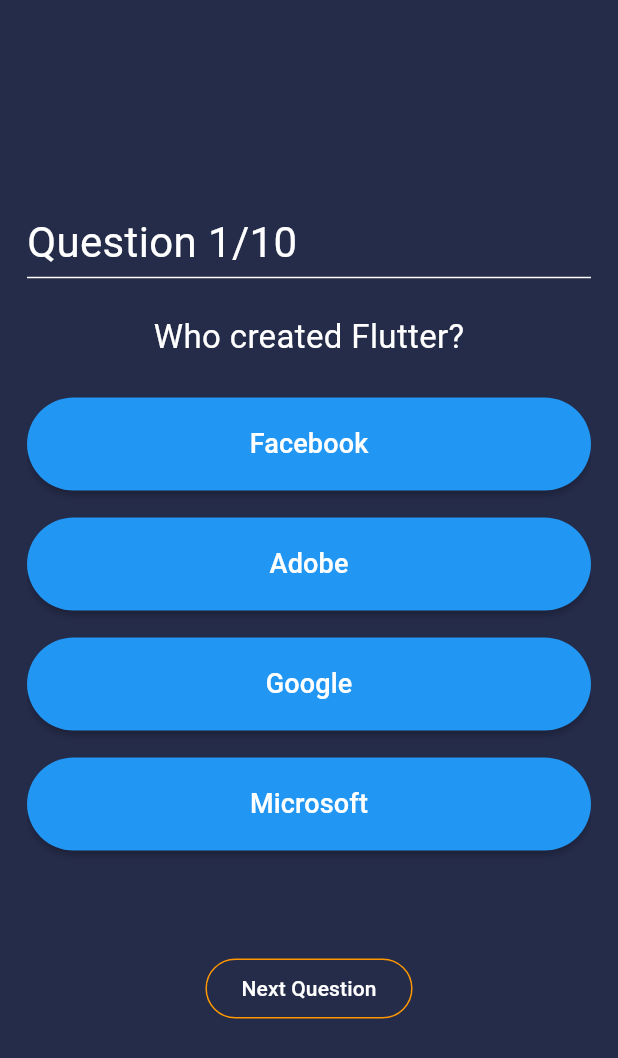
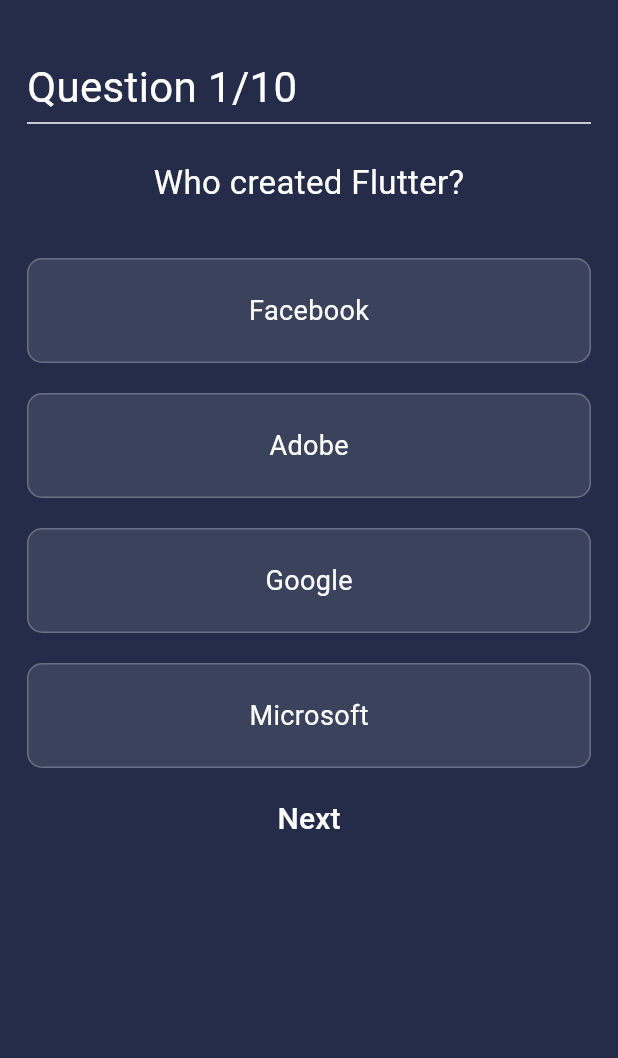
Before and after one commit to umrahzadisw18/FlutterQuizz, a Flutter app: the MyHomePage screen opened directly, on a phone screen of 412 x 824 dp. Shown: the top 1058 px of the screen. Run offline on Flutter 3.47's test engine with Material 2 defaults, Android fonts, the phone set to English and light mode, and no system bars; network calls fail.

```diff
--- /dev/null
+++ b/lib/answer_card.dart
@@ -0,0 +1,97 @@
+import 'package:flutter/material.dart';
+
+class AnswerCard extends StatelessWidget {
+  final String question;
+  final bool isSelected;
+  final int currentIndex;
+  final int? correctAnswerIndex;
+  final int? selectedAnswerIndex;
+
+  AnswerCard(
+      {super.key,
+      required this.question,
+      required this.isSelected,
+      required this.currentIndex,
+      this.correctAnswerIndex,
+      this.selectedAnswerIndex});
+
+  @override
+  Widget build(BuildContext context) {
+    bool iscorrectAnswer = currentIndex == correctAnswerIndex;
+    bool isWrongAnswer = !iscorrectAnswer && isSelected;
+    return Padding(
+      padding: EdgeInsets.symmetric(vertical: 10),
+      child: selectedAnswerIndex != null
+          ? Container(
+              height: 70,
+              padding: EdgeInsets.all(16),
+              decoration: BoxDecoration(
+                  color: Colors.white10,
+                  borderRadius: BorderRadius.circular(10),
+                  border: Border.all(
+                      color: iscorrectAnswer
+                          ? Colors.green
+                          : isWrongAnswer
+                              ? Colors.red
+                              : Colors.white24)),
+              child: Row(
+                children: [
+                  Expanded(
+                      child: Center(
+                    child: Text(
+                      question,
+                      style: TextStyle(fontSize: 18, color: Colors.white),
+                    ),
+                  )),
+                    SizedBox(
+                    height: 10,
+                  ),
+                  iscorrectAnswer
+                      ? buildCorrectIcon()
+                      : isWrongAnswer
+                          ? buildWrongIcon()
+                          : SizedBox.shrink(),
+                ],
+              ),
+            )
+          : Container(
+              height: 70,
+              padding: EdgeInsets.all(16),
+              decoration: BoxDecoration(
+                  color: Colors.white10,
+                  borderRadius: BorderRadius.circular(10),
+                  border: Border.all(color: Colors.white24)),
+              child: Row(
+                children: [
+                  Expanded(
+                      child: Center(
+                    child: Text(
+                      question,
+                      style: TextStyle(fontSize: 18, color: Colors.white),
+                    ),
+                  )),
+
+                ],
+              ),
+            ),
+    );
+  }
+}
+
+Widget buildCorrectIcon() => CircleAvatar(
+      radius: 15,
+      backgroundColor: Colors.green,
+      child: Icon(
+        Icons.check,
+        color: Colors.white,
+      ),
+    );
+
+Widget buildWrongIcon() => CircleAvatar(
+      radius: 15,
+      backgroundColor: Colors.red,
+      child: Icon(
+        Icons.close,
+        color: Colors.white,
+      ),
+    );
--- a/lib/data/data.dart
+++ b/lib/data/data.dart
@@ -3,85 +3,95 @@ import 'package:quiz_app/model/question.dart';
 List<QuestionModel> questions = [
   QuestionModel(
     "Who created Flutter?",
-    {"Facebook": false, "Adobe": false, "Google": true, "Microsoft": false},
+    ["Facebook", "Adobe", "Google", "Microsoft"],
+    2,
   ),
   QuestionModel(
     "What is Flutter?",
-    {
-      "Android Development Kit": false,
-      "Ios Development Kit": false,
-      "Web Development Kit": false,
-      "SDK to build beautiful IOS, Android, Web & Desktop Native Apps": true
-    },
+    [
+      "Android Development Kit",
+      "Ios Development Kit",
+      "Web Development Kit",
+      "SDK to build beautiful IOS, Android, Web & Desktop Native Apps"
+    ],
+    3
   ),
   QuestionModel(
     "Which programming language is used by Flutter?",
-    {
-      "Ruby": false,
-      "Dart": true,
-      "C++": false,
-      "Kotlin": false,
-    },
+    [
+      "Ruby",
+      "Dart",
+      "C++",
+      "Kotlin",
+    ],
+    1
   ),
   QuestionModel(
     "Who created Dart programming language?",
-    {
-      "Lars Bak and Kasper Lund": true,
-      "Brendan Eich": false,
-      "Bjarne Stroustrup": false,
-      "Jeremy Ashkenas": false,
-    },
+    [
+      "Lars Bak and Kasper Lund",
+      "Brendan Eich",
+      "Bjarne Stroustrup",
+      "Jeremy Ashkenas",
+    ],
+    0
   ),
   QuestionModel(
     "Is Flutter for Web and Desktop available in stable version?",
-    {
-      "Yes": false,
-      "No": true,
-    },
+    [
+      "Yes",
+      "No",
+    ],
+    1
   ),
   QuestionModel(
     "How many types of widgets are there in Flutter?",
-    {
-      "6": false,
-      "4": false,
-      "2": true,
-      "8": false,
-    },
+    [
+      "6",
+      "4",
+      "2",
+      "8",
+    ],
+    2
   ),
   QuestionModel(
     "Which function will return the widgets attached to the screen as a root of the widget tree to be rendered on screen?",
-    {
-      "main()": false,
-      "runApp()": true,
-      "container": false,
-      "root()": false,
-    },
+    [
+      "main()",
+      "runApp()",
+      "container",
+      "root()",
+    ],
+    1
   ),
   QuestionModel(
     "Which component allows us to specify the distance between widgets on the screen?",
-    {
-      "SafeArea": false,
-      "table": false,
-      "sizedbox": true,
-      "Appbar": false,
-    },
+    [
+      "SafeArea",
+      "table",
+      "sizedbox",
+      "Appbar",
+    ],
+    2
   ),
   QuestionModel(
     "What command would you run to verify your Flutter install and ensure your environment is set up correctly?",
-    {
-      "Flutter run": false,
-      "Flutter build": false,
-      "Flutter help": false,
-      "Flutter doctor": true,
-    },
+    [
+      "Flutter run",
+      "Flutter build",
+      "Flutter help",
+      "Flutter doctor",
+    ],
+    3
   ),
   QuestionModel(
     "Which release mode will not contain any debugging data when run?",
-    {
-      "Profile": false,
-      "Release": true,
-      "Debug": false,
-      "Test": false,
-    },
+    [
+      "Profile",
+      "Release",
+      "Debug",
+      "Test",
+    ],
+    1
   ),
 ];
--- a/lib/main.dart
+++ b/lib/main.dart
@@ -1,4 +1,5 @@
 import 'package:flutter/material.dart';
+import 'package:quiz_app/answer_card.dart';
 import 'package:quiz_app/data/data.dart';
 import 'package:quiz_app/result_screen.dart';
 import 'package:quiz_app/splash_screen.dart';
@@ -20,7 +21,7 @@ class MyApp extends StatelessWidget {
         colorScheme: ColorScheme.fromSeed(seedColor: Colors.deepPurple),
         useMaterial3: true,
       ),
-      home:  SplashScreen(),
+      home: SplashScreen(),
     );
   }
 }
@@ -33,37 +34,48 @@ class MyHomePage extends StatefulWidget {
 }
 
 class _MyHomePageState extends State<MyHomePage> {
-  PageController? _controller = PageController(initialPage: 0);
-  bool isPressed = false;
-  Color isTrue = Colors.green;
-  Color isFalse = Colors.red;
-  Color btncolor = Colors.blue;
+  // PageController? _controller = PageController(initialPage: 0);
+  // bool isPressed = false;
+  int? selectedAnswerIndex;
+  int quesionIndex = 0;
   int score = 0;
+
+  void pickAnswer(int value) {
+    selectedAnswerIndex = value;
+    final question = questions[quesionIndex];
+    if (selectedAnswerIndex == question.correctAnswerIndex) {
+      score ++;
+    }
+    setState(() {});
+  }
+
+  void goToNextQuestion() {
+    if (quesionIndex < questions.length - 1) {
+      quesionIndex++;
+      selectedAnswerIndex = null;
+    }
+    setState(() {});
+  }
+
   @override
   Widget build(BuildContext context) {
+    final question = questions[quesionIndex];
+    bool isLastQuestion = quesionIndex == questions.length - 1;
     return Scaffold(
-      backgroundColor: Color(0xFF252c4a),
-      body: Padding(
-        padding: EdgeInsets.all(18.0),
-        child: PageView.builder(
-            physics: NeverScrollableScrollPhysics(),
-            controller: _controller!,
-            onPageChanged: (page) {
-              setState(() {
-                isPressed = false;
-              });
-            },
-            itemCount: questions.length,
-            itemBuilder: (context, index) {
-              return Expanded(
+        backgroundColor: Color(0xFF252c4a),
+        body: SingleChildScrollView(
+          child: Padding(
+              padding: EdgeInsets.all(18.0),
+              child: Expanded(
                 child: Column(
                   mainAxisAlignment: MainAxisAlignment.center,
                   crossAxisAlignment: CrossAxisAlignment.center,
                   children: [
+                    SizedBox(height: 20,),
                     SizedBox(
                       width: double.infinity,
                       child: Text(
-                        "Question ${index + 1}/${questions.length}",
+                        "Question ${quesionIndex + 1}/${questions.length}",
                         style: TextStyle(
                             color: Colors.white,
                             fontWeight: FontWeight.w400,
@@ -79,86 +91,58 @@ class _MyHomePageState extends State<MyHomePage> {
                       height: 20,
                     ),
                     Text(
-                      questions[index].question!,
+                      question.question,
                       style: TextStyle(color: Colors.white, fontSize: 22),
                     ),
                     SizedBox(
                       height: 25,
                     ),
-                    for (int i = 0; i < questions[index].answer!.length; i++)
-                      Container(
-                        width: double.infinity,
-                        margin: EdgeInsets.only(bottom: 18.0),
-                        child: MaterialButton(
-                            padding: EdgeInsets.symmetric(vertical: 18.0),
-                            shape: StadiumBorder(),
-                            color: isPressed
-                                ? questions[index]
-                                        .answer!
-                                        .values
-                                        .toList()[i]
-                                        // .value
-                                    ? isTrue
-                                    : isFalse
-                                : btncolor,
+                    ListView.builder(
+                        shrinkWrap: true,
+                        itemCount: question.answer.length,
+                        itemBuilder: (context, index) {
+                          return GestureDetector(
+                            onTap: selectedAnswerIndex == null
+                                ? () => pickAnswer(index)
+                                : null,
+                            child: AnswerCard(
+                              currentIndex: index,
+                              question: question.answer[index],
+                              isSelected: selectedAnswerIndex == index,
+                              selectedAnswerIndex: selectedAnswerIndex,
+                              correctAnswerIndex: question.correctAnswerIndex,
+                            ),
+                          );
+                        }),
+                    isLastQuestion
+                        ? MaterialButton(
+                            child: Text("Finish"),
                             onPressed: () {
-                              setState(() {
-                                isPressed = true;
-                              });
-                              if (questions[index]
-                                  .answer!
-                                  .entries
-                                  .toList()[i]
-                                  .value) {
-                                score += 10;
-                              }
+                              Navigator.push(
+                                  context,
+                                  MaterialPageRoute(
+                                      builder: (context) =>
+                                          Result(score: score)));
                             },
+                          )
+                        : MaterialButton(
+                            color: Colors.white24,
+                            shape: RoundedRectangleBorder(
+                                borderRadius: BorderRadius.circular(10)),
                             child: Text(
-                              questions[index].answer!.keys.toList()[i],
+                              "Next",
                               style: TextStyle(
                                 color: Colors.white,
-                                fontSize: 18,
+                                fontSize: 20,
                               ),
-                            )),
-                      ),
-                    SizedBox(
-                      height: 50,
-                    ),
-                    OutlinedButton(
-                        style: OutlinedButton.styleFrom(
-                          shape: StadiumBorder(),
-                          side: BorderSide(color: Colors.orange),
-                        ),
-                        onPressed: isPressed
-                            ? index + 1 == questions.length
-                                ? () {
-                                    Navigator.push(
-                                        context,
-                                        MaterialPageRoute(
-                                            builder: (context) => Result(
-                                                  score: score,
-                                                )));
-                                  }
-                                : () {
-                                    _controller!.nextPage(
-                                        duration: Duration(milliseconds: 400),
-                                        curve: Curves.linear);
-                                    setState(() {
-                                      isPressed = false;
-                                    });
-                                  }
-                            : null,
-                        child: Text(
-                          index + 1 == questions.length
-                              ? "See Result"
-                              : "Next Question",
-                          style: TextStyle(color: Colors.white),
-                        ))
+                            ),
+                            onPressed: selectedAnswerIndex != null
+                                ? goToNextQuestion
+                                : null,
+                          ),
                   ],
                 ),
-              );
-            }),
-      ),
-    );
+              )),
+        ));
   }
 }
--- a/lib/model/question.dart
+++ b/lib/model/question.dart
@@ -1,6 +1,7 @@
 class QuestionModel{
-  String? question;
-  Map<String,bool>? answer;
+  String question;
+  List<String> answer;
+  int correctAnswerIndex;
 
-  QuestionModel(this.question,this.answer);
+  QuestionModel(this.question,this.answer, this.correctAnswerIndex);
 }
--- a/lib/result_screen.dart
+++ b/lib/result_screen.dart
@@ -1,4 +1,5 @@
 import 'package:flutter/material.dart';
+import 'package:quiz_app/data/data.dart';
 import 'package:quiz_app/main.dart';
 
 class Result extends StatefulWidget {
@@ -21,7 +22,7 @@ class _ResultState extends State<Result> {
             children: [
               Text(
                 textAlign: TextAlign.center,
-                widget.score >= 50 ?
+              (widget.score/questions.length*100).round() >= 50 ?
                 'Congratulations,You Won🤩' : "You Loss ☹️,Try Again!",
                 style: TextStyle(
                 color: Colors.white,
@@ -32,15 +33,39 @@ class _ResultState extends State<Result> {
               SizedBox(height: 5,),
               Text("Your score is", style: TextStyle(
                 color: Colors.white,
-                fontSize: 22,
-                fontWeight: FontWeight.w200,
+                fontSize: 25,
+                fontWeight: FontWeight.w400,
               ),),
-              SizedBox(height: 50,),
-              Text("${widget.score}",style: TextStyle(
+                SizedBox(height: 50,),
+              Stack
+              (alignment: Alignment.center,
+              children: [
+                SizedBox(
+                  height: 250,
+                  width: 250,
+                  child: CircularProgressIndicator(
+                    strokeWidth: 10,
+                    value: widget.score/10,
+                    color: Colors.green,
+                    backgroundColor: Colors.white,
+                  ),
+                ),
+                Column(
+                  children: [
+                    Text("${widget.score}",style: TextStyle(
                 fontSize: 38,
-                color: Colors.orange,
+                color: Colors.white,
                 fontWeight: FontWeight.bold
               ),),
+              SizedBox(height: 10,),
+              Text("${(widget.score/questions.length*100).round()}%",style: TextStyle(
+                fontSize: 38,
+                color: Colors.white,
+                fontWeight: FontWeight.bold
+              ),),
+                  ],
+                )
+              ],),
               SizedBox(height: 60,),
               MaterialButton(onPressed: (){
                 Navigator.push(context, MaterialPageRoute(
@@ -48,7 +73,9 @@ class _ResultState extends State<Result> {
               },
               color: Colors.orange,
               textColor: Colors.white,
-              child: Text("Repeat the Quiz"),
+              child: Text("Repeat the Quiz", style: TextStyle(
+                fontSize: 16
+              ),),
               )
             ],
           ),
--- a/lib/splash_screen.dart
+++ b/lib/splash_screen.dart
@@ -18,7 +18,7 @@ class SplashScreen extends StatelessWidget {
                 height: MediaQuery.sizeOf(context).height * 0.60,
                 width: MediaQuery.sizeOf(context).width,
                 decoration: BoxDecoration(
-                   color: Color(0xFF252c4a),
+                  color: Color(0xFF252c4a),
                   borderRadius: BorderRadius.only(
                         bottomLeft: Radius.circular(45),
                         bottomRight: Radius.circular(45)),
```
